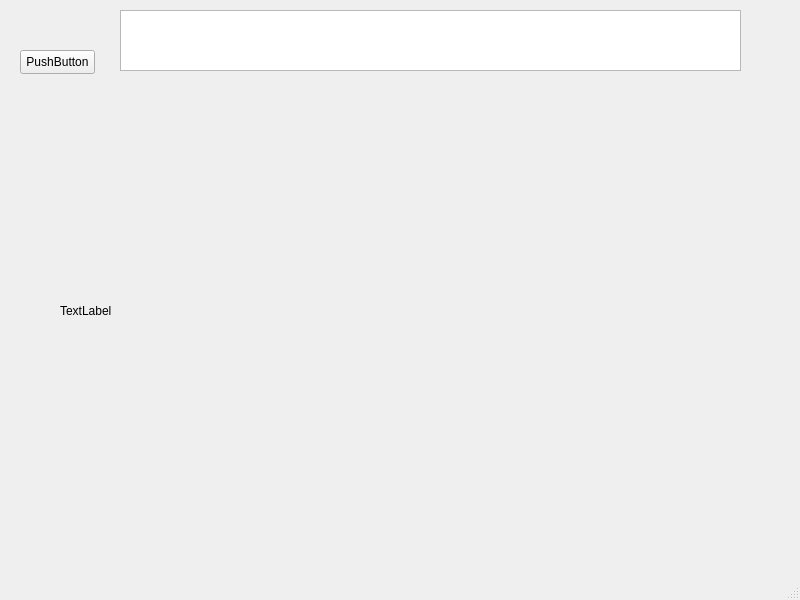
Above: mainwindow.ui from second-level/screenshot-test before the change. Below: the same form after it.
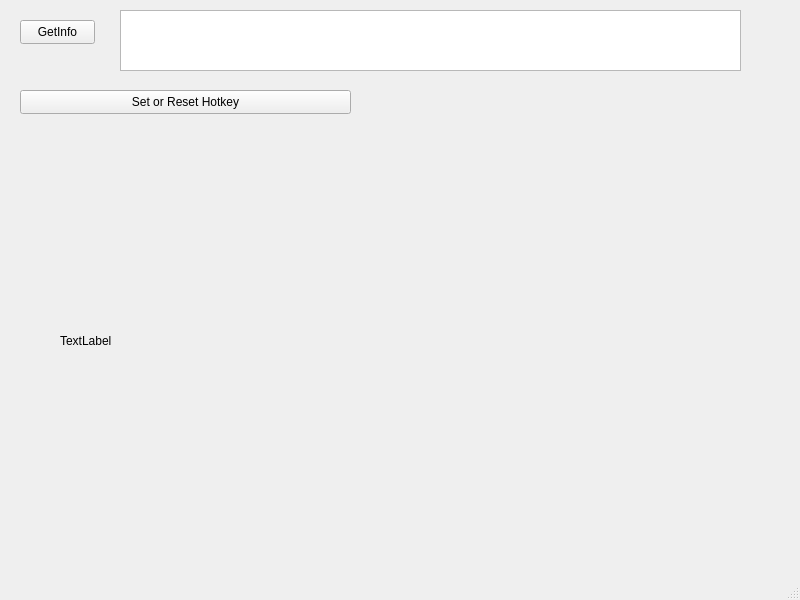
That is the form after the change.

```diff
--- a/mainwindow.ui
+++ b/mainwindow.ui
@@ -18,22 +18,22 @@
     <property name="geometry">
      <rect>
       <x>20</x>
-      <y>50</y>
+      <y>20</y>
       <width>75</width>
       <height>24</height>
      </rect>
     </property>
     <property name="text">
-     <string>PushButton</string>
+     <string>GetInfo</string>
     </property>
    </widget>
    <widget class="QLabel" name="label">
     <property name="geometry">
      <rect>
       <x>60</x>
-      <y>90</y>
+      <y>150</y>
       <width>671</width>
-      <height>441</height>
+      <height>381</height>
      </rect>
     </property>
     <property name="text">
@@ -53,6 +53,19 @@
      </rect>
     </property>
    </widget>
+   <widget class="QPushButton" name="pushButton_2">
+    <property name="geometry">
+     <rect>
+      <x>20</x>
+      <y>90</y>
+      <width>331</width>
+      <height>24</height>
+     </rect>
+    </property>
+    <property name="text">
+     <string>Set or Reset Hotkey</string>
+    </property>
+   </widget>
   </widget>
   <widget class="QMenuBar" name="menubar">
    <property name="geometry">
```
